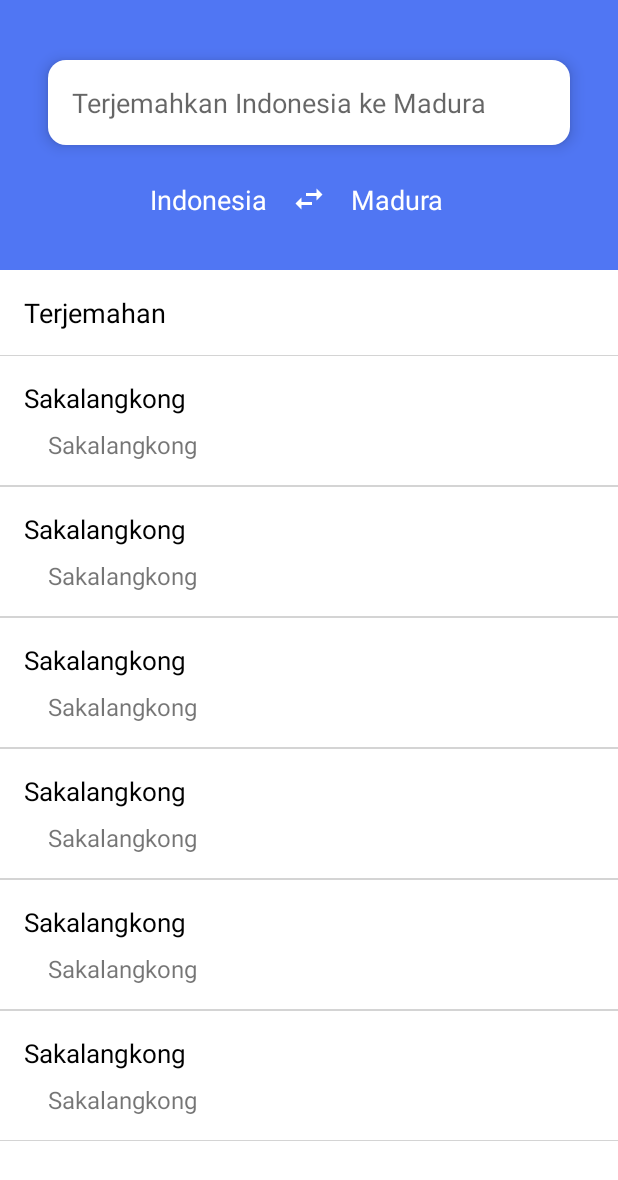
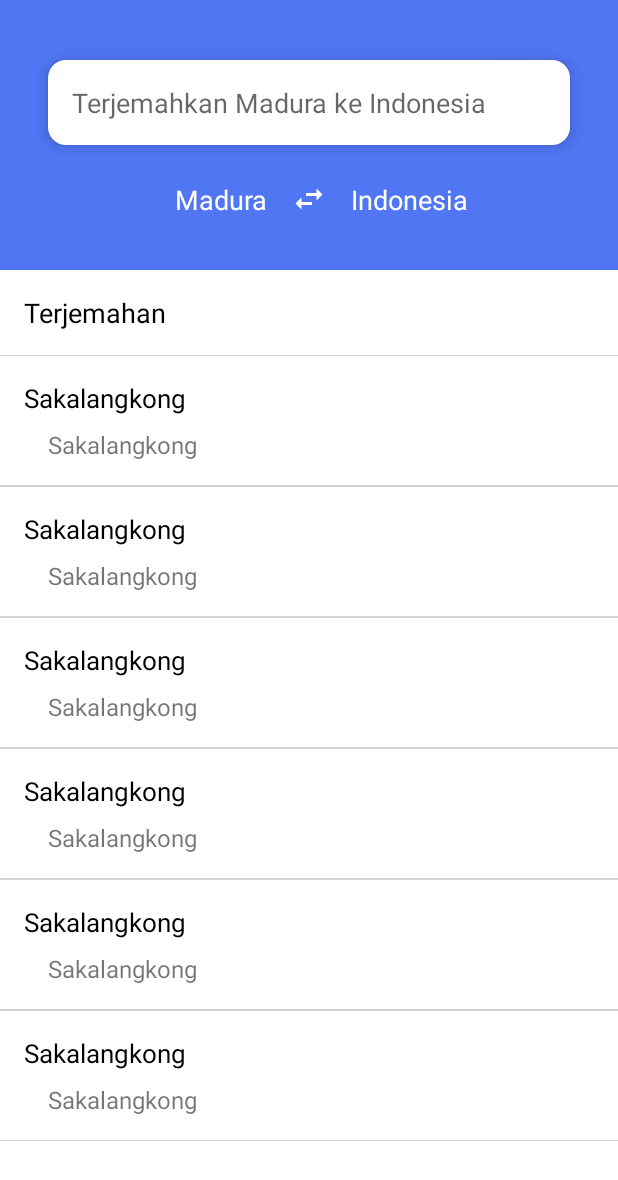
Before and after one commit to affand20/KamusMadura, an Android app: the layout content_main.xml on its own in the app's theme, with its tools: preview values and no code run, on a phone screen of 412 x 824 dp. Shown: the top 1180 px of the screen. Run offline under Robolectric (Android 15) with nearby library versions, the light colour scheme and no system bars.

Commit message:
db / query1

```diff
--- a/app/src/main/res/drawable/splashscreen.xml
+++ b/app/src/main/res/drawable/splashscreen.xml
@@ -7,8 +7,8 @@
           android:width="150dp"
           android:height="150dp"
           >
-        <bitmap android:src="@drawable/logobiru"
-            android:gravity="fill|fill"
+        <bitmap android:src="@drawable/splash1"
+            android:gravity="fill"
 
         />
     </item>
--- a/app/src/main/res/layout/content_main.xml
+++ b/app/src/main/res/layout/content_main.xml
@@ -22,7 +22,7 @@
             android:background="@drawable/background"
             android:padding="16dp"
             android:elevation="6dp"
-            android:hint="Terjemahkan Indonesia ke Madura"
+            android:hint="Terjemahkan Madura ke Indonesia"
             android:layout_marginLeft="32dp"
             android:layout_marginRight="32dp"
             android:id="@+id/input_kata"
@@ -40,7 +40,7 @@
                 android:layout_weight="1"
                 android:layout_height="wrap_content"
                 android:layout_below="@id/input_kata"
-                android:text="Indonesia"
+                android:text="Madura"
                 android:id="@+id/translate_from"
                 android:textColor="@android:color/white"
                 android:textAppearance="@style/Base.TextAppearance.AppCompat.Medium"
@@ -62,7 +62,7 @@
                 android:layout_height="wrap_content"
                 android:id="@+id/translate_to"
                 android:layout_below="@id/input_kata"
-                android:text="Madura"
+                android:text="Indonesia"
                 android:textColor="@android:color/white"
                 android:textAppearance="@style/Base.TextAppearance.AppCompat.Medium"
                 android:layout_marginLeft="16dp"
```
Also changed, not shown: app/src/main/res/drawable/logo biru.png (added), app/src/main/res/drawable/logobiru.png (deleted), app/src/main/res/drawable/splash1.png (added).
